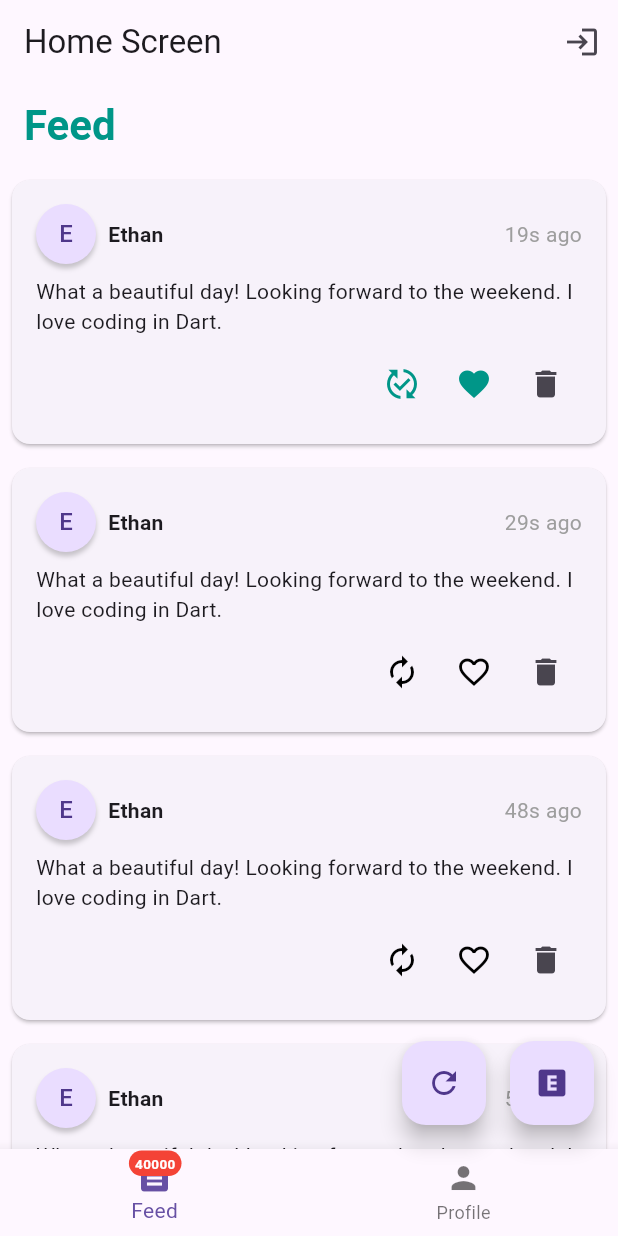
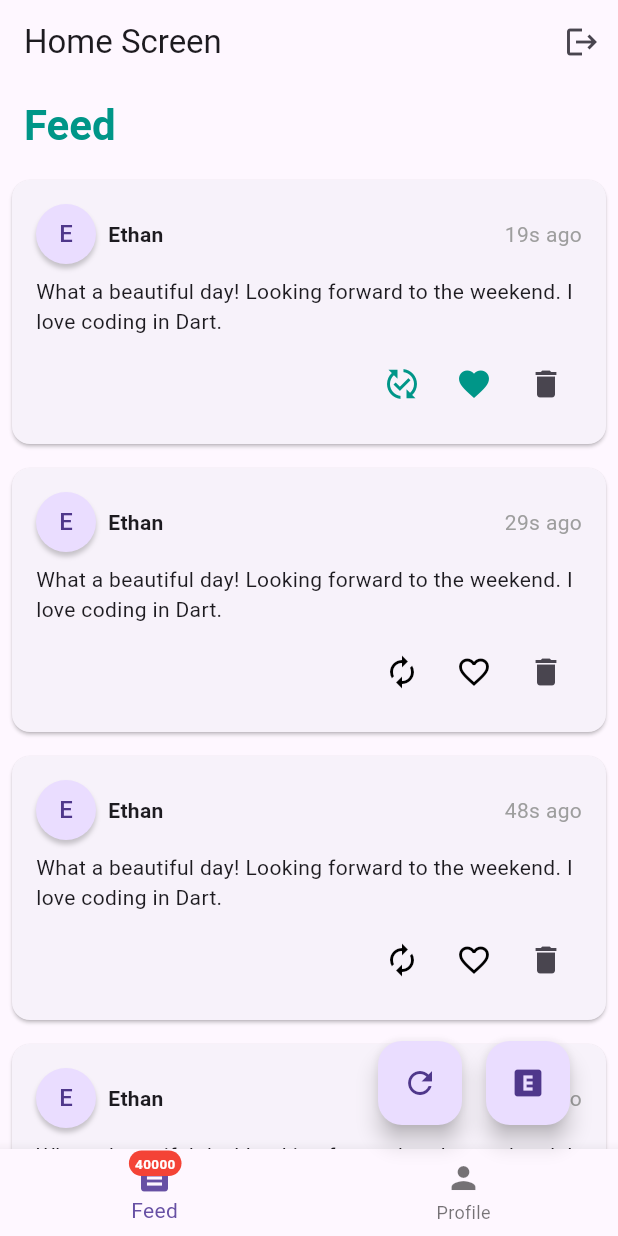
Before and after one commit to gsurrel/typestate_flutter, a Flutter app: the screen it shows after launch, after a tap on "Login", after a tap on the "autorenew" icon, after a tap on the "favorite outline" icon, on a phone screen of 412 x 824 dp. Run offline on Flutter 3.47's test engine with Material 3 defaults, Android fonts, the phone set to English and light mode, and no system bars.

Commit message:
Do not expose forbidden operation

```diff
--- a/lib/business/user_provider.dart
+++ b/lib/business/user_provider.dart
@@ -1,6 +1,5 @@
 import 'package:flutter/material.dart';
 import 'package:type_state_pattern/business/user_state.dart';
-import 'package:type_state_pattern/entities/post.dart';
 
 @immutable
 class UserProvider extends StatefulWidget {
@@ -18,58 +17,21 @@ class UserProvider extends StatefulWidget {
 
 class UserProviderState extends State<UserProvider> {
   UserProviderState() {
-    _session.addListener(_onUserStateChanged);
+    _session.addListener(_onSessionChanged);
   }
 
+  UserSession get session => _session;
   final UserSession<UserState> _session = UserSession(LoggedOut());
-
-  void _onUserStateChanged() => setState(() {});
-
-  void login() {
-    if (_session.state case final LoginMixin state) {
-      setState(() => _session.state = state.login());
-    }
-  }
-
-  void logout() {
-    if (_session.state case final LogoutMixin state) {
-      setState(() => _session.state = state.logout());
-    }
-  }
-
-  void expireSession() {
-    if (_session.state case final LoggedInValid state) {
-      setState(() => _session.state = state.expireSession());
-    }
-  }
-
-  void refreshToken() {
-    if (_session.state case final LoggedInValid state) {
-      setState(state.refreshToken);
-    }
-  }
-
-  void favorite(Post item) {
-    if (_session.state case final LoggedInValid state) {
-      setState(() => state.favorite(item));
-    }
-  }
-
-  void repost(Post item) {
-    if (_session.state case final LoggedInValid state) {
-      setState(() => state.repost(item));
-    }
-  }
 
   UserState get state => _session.state;
 
+  void _onSessionChanged() => setState(() {});
+
   @override
-  Widget build(BuildContext context) {
-    return UserProviderInherited(
-      userState: this,
-      child: widget.child,
-    );
-  }
+  Widget build(BuildContext context) => UserProviderInherited(
+        userState: this,
+        child: widget.child,
+      );
 }
 
 @immutable
--- a/lib/business/user_state.dart
+++ b/lib/business/user_state.dart
@@ -10,17 +10,18 @@ typedef Token = String;
 
 /// Mixin for logging in.
 mixin LoginMixin on UserState {
-  LoggedInValid login() => LoggedInValid(token: 'foobar');
+  void login(UserSession session) =>
+      session.state = LoggedInValid(token: 'foobar');
 }
 
 /// Mixin for logging out.
 mixin LogoutMixin on UserState {
-  LoggedOut logout() => LoggedOut();
+  void logout(UserSession session) => session.state = LoggedOut();
 }
 
 /// Mixin for expiring a session.
 mixin ExpireSessionMixin on UserState {
-  LoggedInExpired expireSession() => LoggedInExpired();
+  void expireSession(UserSession session) => session.state = LoggedInExpired();
 }
 
 /// Represents the base class for user states.
@@ -104,8 +105,11 @@ class UserSession<S extends UserState> extends ChangeNotifier {
     _state.removeListener(_onStateChanged);
     _state = state;
     _state.addListener(_onStateChanged);
+
+    // Forward outer state changes to the UI.
+    notifyListeners();
   }
 
-  // Forward changes to the UI.
+  // Forward inner state changes to the UI.
   void _onStateChanged() => notifyListeners();
 }
--- a/lib/widgets/containers/logged_in_screen.dart
+++ b/lib/widgets/containers/logged_in_screen.dart
@@ -28,19 +28,19 @@ class _LoggedInScreenState extends State<LoggedInScreen> {
       null => const InvalidUserState.nullState(),
       UserProviderState(state: LoggedOut()) =>
         const InvalidUserState.invalidVariant(),
-      UserProviderState(:final state) => Scaffold(
+      UserProviderState(:final state, :final session) => Scaffold(
           appBar: AppBar(
             title: const Text('Home Screen'),
             actions: [
               if (state case LoginMixin())
                 IconButton(
                   icon: const Icon(Icons.login),
-                  onPressed: userState.login,
+                  onPressed: () => state.login(session),
                 ),
               if (state case LogoutMixin())
                 IconButton(
-                  icon: const Icon(Icons.login),
-                  onPressed: userState.logout,
+                  icon: const Icon(Icons.logout),
+                  onPressed: () => state.logout(session),
                 ),
             ],
           ),
@@ -69,23 +69,29 @@ class _LoggedInScreenState extends State<LoggedInScreen> {
             currentIndex: _selectedTab.index,
             onTap: _onItemTapped,
           ),
-          floatingActionButton: (state is! LoggedInValid)
-              ? null
-              : Row(
+          floatingActionButton: Row(
             mainAxisAlignment: MainAxisAlignment.end,
             children: [
+              if (state case final LoggedInValid state)
                 FloatingActionButton(
-                      onPressed: userState.refreshToken,
+                  onPressed: state.refreshToken,
                   tooltip: 'Refresh Token',
                   child: const Icon(Icons.refresh),
                 ),
-                    const SizedBox(width: 16),
+              if (state case final ExpireSessionMixin state)
                 FloatingActionButton(
-                      onPressed: userState.expireSession,
+                  onPressed: () => state.expireSession(session),
                   tooltip: 'Expire Session',
                   child: const Icon(Icons.explicit),
                 ),
+            ]
+                .expand(
+                  (element) => [
+                    element,
+                    const SizedBox(width: 16),
                   ],
+                )
+                .toList(),
           ),
         ),
     };
--- a/lib/widgets/containers/login_screen.dart
+++ b/lib/widgets/containers/login_screen.dart
@@ -10,14 +10,18 @@ class LoginScreen extends StatelessWidget {
   @override
   Widget build(BuildContext context) {
     final userState = UserProvider.maybeOf(context);
-    if (userState case UserProviderState(state: LoginMixin())) {
+    if (userState
+        case UserProviderState(
+          state: final LoginMixin state,
+          :final session,
+        )) {
       return Scaffold(
         appBar: AppBar(
           title: const Text('Login Screen'),
         ),
         body: Center(
           child: ElevatedButton(
-            onPressed: userState.login,
+            onPressed: () => state.login(session),
             child: const Text('Login'),
           ),
         ),
--- a/lib/widgets/containers/sealed_router.dart
+++ b/lib/widgets/containers/sealed_router.dart
@@ -13,10 +13,13 @@ class SealedRouter extends StatelessWidget {
   Widget build(BuildContext context) {
     final userState = UserProvider.maybeOf(context);
     return switch (userState?.state) {
+      // First the sealed class `extends`.
       LoggedInValid() => const LoggedInScreen(),
       LoggedOut() => const LoginScreen(),
       LoggedInExpired() => const LoggedInScreen(),
+      // Then the case where no state was found in the widget tree.
       null => const InvalidUserState.nullState(),
+      // Last, the available mixins `with`.
       LoginMixin() => const InvalidUserState.invalidVariant(),
       LogoutMixin() => const InvalidUserState.invalidVariant(),
       ExpireSessionMixin() => const InvalidUserState.invalidVariant(),
--- a/lib/widgets/feed_item.dart
+++ b/lib/widgets/feed_item.dart
@@ -1,5 +1,6 @@
 import 'package:flutter/material.dart';
 import 'package:type_state_pattern/business/user_provider.dart';
+import 'package:type_state_pattern/business/user_state.dart';
 import 'package:type_state_pattern/entities/post.dart';
 
 @immutable
@@ -33,13 +34,17 @@ class _FeedItemState extends State<FeedItem> with TickerProviderStateMixin {
   void _onRepost() {
     _repostController.forward().then((_) => _repostController.reverse());
     final userState = UserProvider.maybeOf(context);
-    if (userState != null) userState.repost(widget.item);
+    if (userState case UserProviderState(state: final LoggedInValid state)) {
+      state.repost(widget.item);
+    }
   }
 
   void _onFavorite() {
     _favoriteController.forward().then((_) => _favoriteController.reverse());
     final userState = UserProvider.maybeOf(context);
-    if (userState != null) userState.favorite(widget.item);
+    if (userState case UserProviderState(state: final LoggedInValid state)) {
+      state.favorite(widget.item);
+    }
   }
 
   @override
```
Lines whose indentation alone changed are shown as unchanged.
